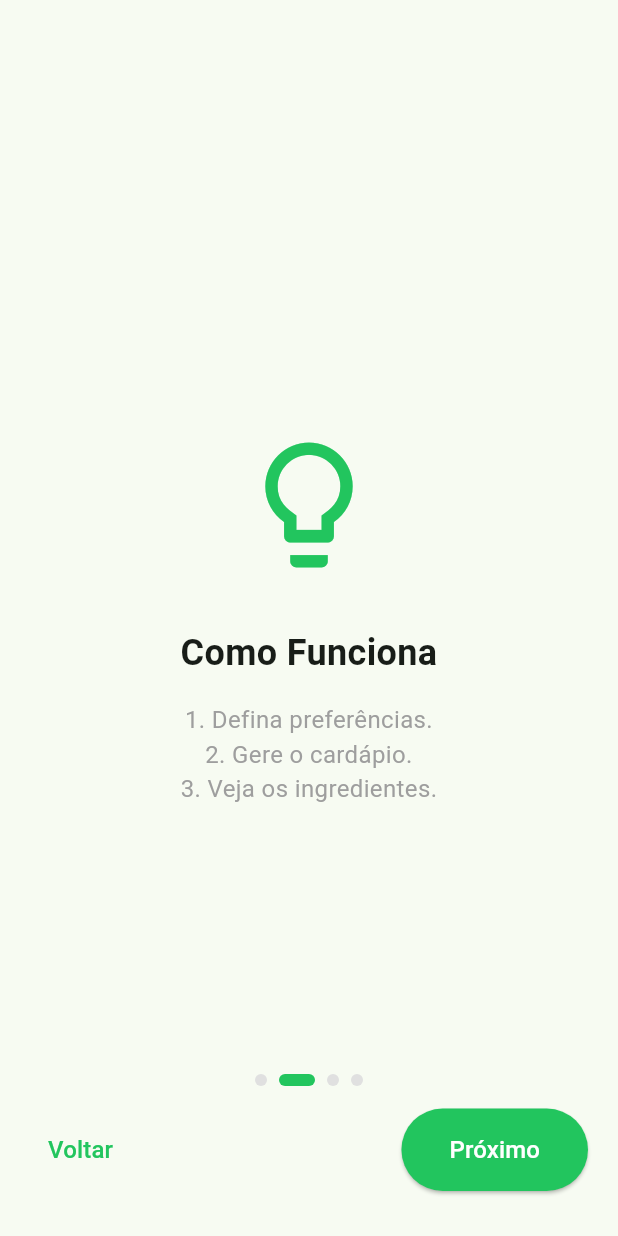
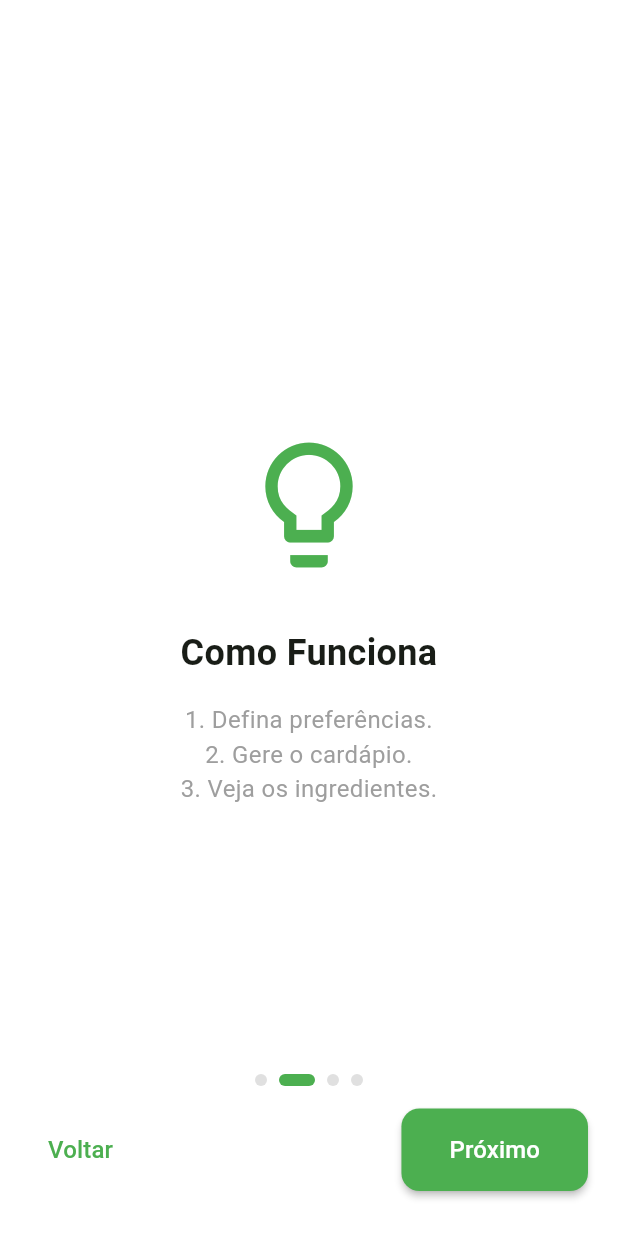
Before and after one commit to laurinja/mealprep_lite, a Flutter app: the screen it shows after launch, after a tap on "Próximo", on a phone screen of 412 x 824 dp. Run offline on Flutter 3.47's test engine with Material 3 defaults, Android fonts, the phone set to English and light mode, and no system bars; our stand-ins replace flutter_dotenv, flutter_image_compress, flutter_markdown, image_picker, shared_preferences, supabase_flutter; accounts and stored records are empty.

Commit message:
Add dotenv support and update app color scheme
Integrated flutter_dotenv for environment variable management and updated .gitignore to exclude .env files. Refactored Supabase initialization to use environment variables and introduced a new 'Fresh & Healthy' color palette for the app's theme. Updated pubspec.yaml and pubspec.lock to include flutter_dotenv and registered .env as an asset.

```diff
--- a/lib/main.dart
+++ b/lib/main.dart
@@ -2,6 +2,7 @@ import 'package:flutter/material.dart';
 import 'package:provider/provider.dart';
 import 'package:supabase_flutter/supabase_flutter.dart';
 import 'package:shared_preferences/shared_preferences.dart';
+import 'package:flutter_dotenv/flutter_dotenv.dart'; // 1. IMPORTAR
 
 // Imports de camadas
 import 'features/meal/data/datasources/meal_local_datasource.dart';
@@ -21,10 +22,13 @@ import 'pages/settings_page.dart';
 void main() async {
   WidgetsFlutterBinding.ensureInitialized();
 
-  // 1. Inicializar Supabase (Coloque suas chaves aqui)
+  // 2. CARREGAR O ARQUIVO .ENV
+  await dotenv.load(fileName: ".env");
+
+  // 3. USAR AS VARIÁVEIS DE AMBIENTE
   await Supabase.initialize(
-    url: 'https://pzfdcqcepywatwhylgla.supabase.co',
-    anonKey: 'eyJhbGciOiJIUzI1NiIsInR5cCI6IkpXVCJ9.eyJpc3MiOiJzdXBhYmFzZSIsInJlZiI6InB6ZmRjcWNlcHl3YXR3aHlsZ2xhIiwicm9sZSI6ImFub24iLCJpYXQiOjE3NjQ1NDUyNzYsImV4cCI6MjA4MDEyMTI3Nn0.0N_xTxBccwdpwtzHykUPi-I0dM2Xn3qtsKbRq2--mhk',
+    url: dotenv.env['SUPABASE_URL'] ?? '',
+    anonKey: dotenv.env['SUPABASE_ANON_KEY'] ?? '',
   );
 
   // 2. Serviços Externos
@@ -35,7 +39,7 @@ void main() async {
   final mealRemoteDS = MealRemoteDataSource(Supabase.instance.client);
   final mealLocalDS = MealLocalDataSourceImpl(sharedPrefs);
 
-  // 4. Repositório
+  // 4. Repositório (Recebe Local + Remote)
   final mealRepository = MealRepositoryImpl(mealLocalDS, mealRemoteDS);
 
   // 5. Casos de Uso e Controllers
@@ -56,8 +60,11 @@ void main() async {
 class MealPrepLiteApp extends StatelessWidget {
   const MealPrepLiteApp({super.key});
 
-  static const green = Color(0xFF22C55E);
-  static const brown = Color(0xFF78350F);
+  // NOVA PALETA "FRESH & HEALTHY"
+  static const primaryGreen = Color(0xFF4CAF50); // Verde Material padrão (Equilibrado)
+  static const secondaryGreen = Color(0xFF8BC34A); // Verde claro/Limão (Energia)
+  static const darkGreen = Color(0xFF2E7D32); // Verde floresta (Para contrastes)
+  static const backgroundWhite = Color(0xFFFAFAFA); // Branco quase puro
 
   @override
   Widget build(BuildContext context) {
@@ -66,8 +73,46 @@ class MealPrepLiteApp extends StatelessWidget {
       debugShowCheckedModeBanner: false,
       theme: ThemeData(
         useMaterial3: true,
-        colorScheme: ColorScheme.fromSeed(seedColor: green, primary: green, secondary: brown),
-        appBarTheme: const AppBarTheme(backgroundColor: brown, foregroundColor: Colors.white),
+        // Define o esquema de cores base
+        colorScheme: ColorScheme.fromSeed(
+          seedColor: primaryGreen,
+          primary: primaryGreen,
+          secondary: secondaryGreen,
+          surface: Colors.white, // Cards brancos
+          background: backgroundWhite,
+        ),
+        // Estilo da Barra Superior
+        appBarTheme: const AppBarTheme(
+          backgroundColor: primaryGreen,
+          foregroundColor: Colors.white, // Texto branco
+          elevation: 0,
+          centerTitle: true,
+        ),
+        // Estilo dos Botões
+        elevatedButtonTheme: ElevatedButtonThemeData(
+          style: ElevatedButton.styleFrom(
+            backgroundColor: primaryGreen,
+            foregroundColor: Colors.white,
+            elevation: 2,
+            shape: RoundedRectangleBorder(borderRadius: BorderRadius.circular(12)),
+          ),
+        ),
+        // Estilo dos Cards
+        cardTheme: CardTheme(
+          color: Colors.white,
+          elevation: 2,
+          shadowColor: Colors.green.withOpacity(0.1), // Sombra levemente verde
+          shape: RoundedRectangleBorder(borderRadius: BorderRadius.circular(16)),
+        ),
+
+        // Estilo dos Chips (Filtros)
+        chipTheme: ChipThemeData(
+          backgroundColor: Colors.grey[100],
+          selectedColor: secondaryGreen.withOpacity(0.3),
+          labelStyle: const TextStyle(color: Colors.black87),
+          secondaryLabelStyle: TextStyle(color: darkGreen),
+          shape: RoundedRectangleBorder(borderRadius: BorderRadius.circular(8)),
+        ),
       ),
       initialRoute: '/',
       routes: {
--- a/pubspec.yaml
+++ b/pubspec.yaml
@@ -22,6 +22,7 @@ dependencies:
   url_launcher: ^6.3.2
   path: ^1.9.1
   supabase_flutter: ^2.10.3
+  flutter_dotenv: ^6.0.0
 
 dev_dependencies:
   flutter_test:
@@ -36,6 +37,7 @@ flutter:
   uses-material-design: true
 
   assets:
+    - .env
     - assets/
     - assets/images/
 
```
Also changed, not shown: pubspec.lock, 1 other file.
